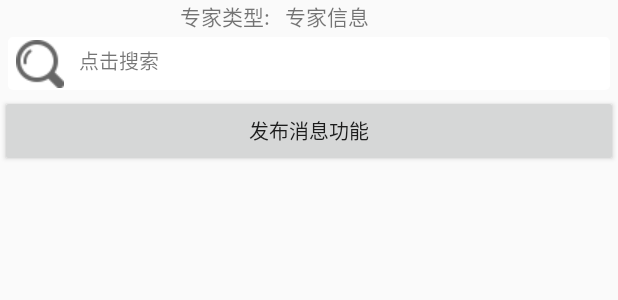
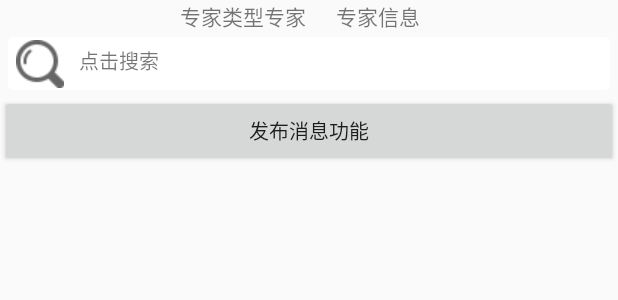
Before and after one commit to jideqiang1231/AfriculturePlatformsource, an Android app: the layout activity_specialist.xml on its own in the app's theme, with its tools: preview values and no code run, on a phone screen of 412 x 824 dp. Shown: the top 300 px of the screen. Run offline under Robolectric (Android 15) with nearby library versions, the phone set to English and light mode, and no system bars.

Commit message:
app second commit

```diff
--- a/app/src/main/java/com/bigdata/agricultureplatform/home/activity/PushActivity.java
+++ b/app/src/main/java/com/bigdata/agricultureplatform/home/activity/PushActivity.java
@@ -23,7 +23,7 @@ public class PushActivity extends Activity implements View.OnClickListener {
     @Override
     protected void onCreate(Bundle savedInstanceState) {
         super.onCreate(savedInstanceState);
-        setContentView(R.layout.activity_push);
+        setContentView(R.layout.activity_zhongzipush);
         ButterKnife.bind(this);
         ibZhongzipushBack.setOnClickListener(this);
     }
--- a/app/src/main/java/com/bigdata/agricultureplatform/specialist/activity/SpecialistloginActivity.java
+++ b/app/src/main/java/com/bigdata/agricultureplatform/specialist/activity/SpecialistloginActivity.java
@@ -111,8 +111,12 @@ public class SpecialistloginActivity extends Activity implements View.OnClickLis
                         if (specialistloginBean.getMsg().equals("登录失败")) {
                             Toast.makeText(getBaseContext(), "用户名密码错误", Toast.LENGTH_LONG).show();
                         } else {
+
                             Intent intent = new Intent();
                             intent.setClass(SpecialistloginActivity.this,SpecialistActivity.class);
+//                             向着专家界面传值specialistacitvity
+                            intent.putExtra("专家姓名",specialistloginresultBean.getSpecialistName());
+                            intent.putExtra("专家类型",specialistloginresultBean.getSpecialistType());
                             startActivity(intent);
                             finish();
                         }
@@ -121,7 +125,6 @@ public class SpecialistloginActivity extends Activity implements View.OnClickLis
 //                    @Overridepublic void onError(Request request, Exception e){ }@Overridepublic void onResponse(String response){ }
                 });
     }
-
     private void loginprocessData(String json) {
         specialistloginBean = JSON.parseObject(json, SpecialistloginBean.class);
         specialistloginresultBean=specialistloginBean.getSpecialistloginresult();
--- a/app/src/main/res/layout/activity_specialist.xml
+++ b/app/src/main/res/layout/activity_specialist.xml
@@ -11,15 +11,21 @@
         android:layout_height="wrap_content"
         android:orientation="horizontal">
         <TextView
+            android:id="@+id/tv_sprcialist_type"
             android:layout_width="wrap_content"
             android:layout_height="wrap_content"
             android:layout_marginLeft="120dp"
-            android:text="专家类型:"/>
+            android:text="专家类型"/>
         <TextView
-        android:layout_width="wrap_content"
-        android:layout_height="wrap_content"
-        android:layout_marginLeft="10dp"
-        android:text="专家信息"/>
+            android:layout_width="wrap_content"
+            android:layout_height="wrap_content"
+            android:text="专家"/>
+        <TextView
+            android:id="@+id/tv_sprcialist_name"
+            android:layout_width="wrap_content"
+            android:layout_height="wrap_content"
+            android:layout_marginLeft="20dp"
+            android:text="专家信息"/>
     </LinearLayout>
 
 
@@ -29,7 +35,7 @@
         android:layout_height="wrap_content"
         android:orientation="vertical">
     <TextView
-        android:id="@+id/tv_search_home"
+        android:id="@+id/tv_specialist_search"
         android:layout_width="401dp"
         android:layout_height="35dp"
         android:layout_marginLeft="5dp"
```
Also changed, not shown: app/src/main/java/com/bigdata/agricultureplatform/specialist/activity/SpecialistActivity.java (+24 -3 lines), app/src/main/res/layout/activity_zhongzipush.xml (renamed from app/src/main/res/layout/activity_push.xml).
